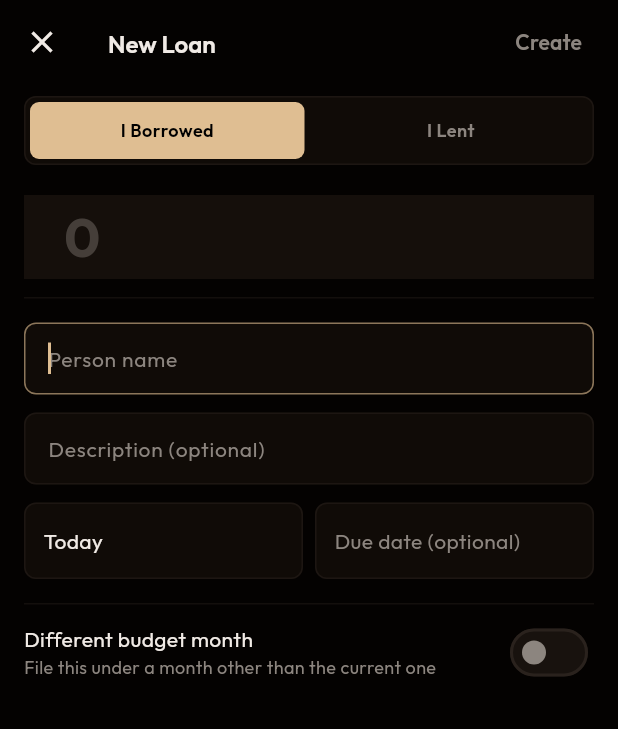
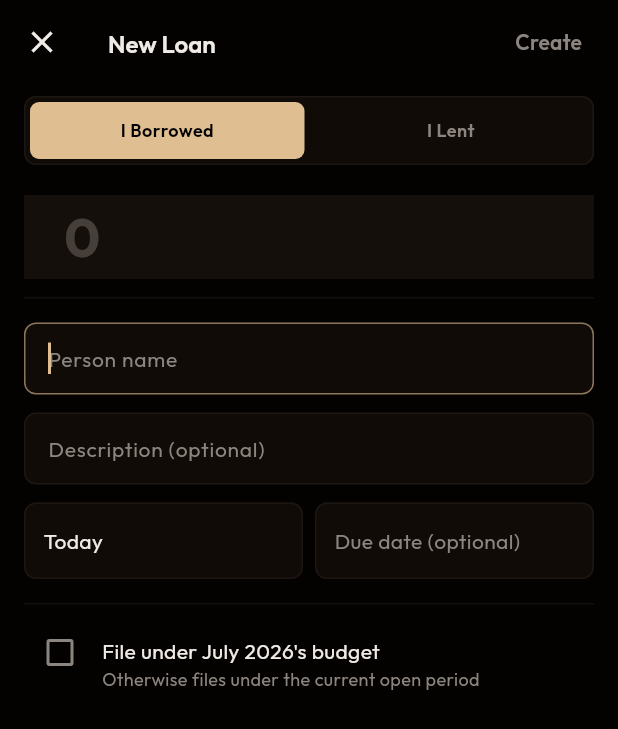
Before and after one commit to aneebbaig/coffer, a Flutter app: the QuickAddLoanPage screen opened by its route, on a phone screen of 412 x 824 dp. Shown: the top 729 px of the screen. Run offline on Flutter 3.47's test engine with Material 3 defaults, Android fonts, the phone set to English and light mode, and no system bars; drawn by our look-alikes of toastification; our stand-ins replace connectivity_plus, dio, flutter_riverpod, flutter_secure_storage, flutter_svg, freezed_annotation and 5 more; missing offline and left inert: home_widget; accounts and stored records are empty; generated files the repository leaves out were written again; network calls fail.

Commit message:
simplify(mobile): budget-period override is now a checkbox, not a picker
A separate month/year picker was more UI than the actual use case needs
- backfilling an old entry into its real budget month. The date field
is already right there, so BudgetPeriodField is now a single checkbox
("File under <date's month>'s budget") that derives the override from
whatever date the user already picked, instead of asking them to pick
it twice.

```diff
--- a/apps/mobile/lib/core/widgets/budget_period_field.dart
+++ b/apps/mobile/lib/core/widgets/budget_period_field.dart
@@ -4,95 +4,55 @@ import 'package:intl/intl.dart';
 import '../theme/app_colors.dart';
 import '../theme/app_text_styles.dart';
 
-/// Optional budget-month override, mirroring the web app's BudgetPeriodOverride.
-/// When [month]/[year] are null, the transaction is filed under the server's
-/// current open budget period (the default, no override sent).
+/// Optional budget-period override, derived from the entry's own date field
+/// rather than a separate month/year picker. Unchecked (default): files under
+/// the server's current open budget period. Checked: files under whichever
+/// month/year [date] falls in - the way to backfill an old expense/income/
+/// loan into its actual budget month.
 class BudgetPeriodField extends StatelessWidget {
   const BudgetPeriodField({
-    required this.month,
-    required this.year,
+    required this.date,
+    required this.checked,
     required this.onChanged,
     super.key,
   });
 
-  final int? month;
-  final int? year;
-  final void Function(int? month, int? year) onChanged;
-
-  bool get _enabled => month != null && year != null;
-
-  Future<void> _pick(BuildContext context) async {
-    final initial = _enabled ? DateTime(year!, month!) : DateTime.now();
-    final picked = await showDatePicker(
-      context: context,
-      initialDate: initial,
-      firstDate: DateTime(2020),
-      lastDate: DateTime(2100),
-      initialDatePickerMode: DatePickerMode.year,
-      helpText: 'Pick any day in the target budget month',
-      builder: (ctx, child) => Theme(
-        data: Theme.of(ctx).copyWith(
-          colorScheme: const ColorScheme.dark(
-            primary: AppColors.primary,
-            surface: AppColors.card,
-            onSurface: AppColors.foreground,
-          ),
-        ),
-        child: child!,
-      ),
-    );
-    if (picked != null) onChanged(picked.month, picked.year);
-  }
+  final DateTime date;
+  final bool checked;
+  final void Function(bool checked) onChanged;
 
   @override
-  Widget build(BuildContext context) => Column(
-        crossAxisAlignment: CrossAxisAlignment.start,
-        children: [
-          Row(
-            mainAxisAlignment: MainAxisAlignment.spaceBetween,
-            children: [
-              Expanded(
+  Widget build(BuildContext context) => GestureDetector(
+        onTap: () => onChanged(!checked),
+        behavior: HitTestBehavior.opaque,
+        child: Row(
+          crossAxisAlignment: CrossAxisAlignment.start,
+          children: [
+            Checkbox(
+              value: checked,
+              activeColor: AppColors.primary,
+              onChanged: (v) => onChanged(v ?? false),
+            ),
+            const SizedBox(width: 4),
+            Expanded(
+              child: Padding(
+                padding: const EdgeInsets.only(top: 12),
                 child: Column(
                   crossAxisAlignment: CrossAxisAlignment.start,
                   children: [
-                    const Text('Different budget month', style: AppTextStyles.bodyMedium),
                     Text(
-                      'File this under a month other than the current one',
+                      "File under ${DateFormat('MMMM y').format(date)}'s budget",
+                      style: AppTextStyles.bodyMedium,
+                    ),
+                    Text(
+                      'Otherwise files under the current open period',
                       style: AppTextStyles.bodySmall.copyWith(color: AppColors.mutedForeground),
                     ),
                   ],
                 ),
               ),
-              Switch(
-                value: _enabled,
-                activeTrackColor: AppColors.primary,
-                onChanged: (v) => onChanged(v ? DateTime.now().month : null, v ? DateTime.now().year : null),
-              ),
-            ],
-          ),
-          if (_enabled) ...[
-            const SizedBox(height: 10),
-            GestureDetector(
-              onTap: () => _pick(context),
-              child: Container(
-                padding: const EdgeInsets.symmetric(horizontal: 12, vertical: 14),
-                decoration: BoxDecoration(
-                  color: AppColors.card,
-                  borderRadius: BorderRadius.circular(8),
-                  border: Border.all(color: AppColors.border.withValues(alpha: 0.5)),
-                ),
-                child: Row(
-                  children: [
-                    const Icon(Icons.event_note_outlined, size: 16, color: AppColors.mutedForeground),
-                    const SizedBox(width: 10),
-                    Text(DateFormat('MMMM y').format(DateTime(year!, month!)), style: AppTextStyles.bodyMedium),
-                    const Spacer(),
-                    const Icon(Icons.keyboard_arrow_down, size: 16, color: AppColors.mutedForeground),
-                  ],
-                ),
-              ),
             ),
           ],
-        ],
+        ),
       );
 }
--- a/apps/mobile/lib/features/loans/presentation/pages/quick_add_loan_page.dart
+++ b/apps/mobile/lib/features/loans/presentation/pages/quick_add_loan_page.dart
@@ -27,8 +27,7 @@ class _QuickAddLoanPageState extends ConsumerState<QuickAddLoanPage> {
   String _type = 'RECEIVED';
   DateTime _date = DateTime.now();
   DateTime? _dueDate;
-  int? _budgetMonth;
-  int? _budgetYear;
+  bool _fileUnderDateBudget = false;
   bool _loading = false;
 
   @override
@@ -107,8 +106,8 @@ class _QuickAddLoanPageState extends ConsumerState<QuickAddLoanPage> {
                 ? _descCtrl.text.trim()
                 : null,
             dueDate: _dueDate,
-            budgetMonth: _budgetMonth,
-            budgetYear: _budgetYear,
+            budgetMonth: _fileUnderDateBudget ? _date.month : null,
+            budgetYear: _fileUnderDateBudget ? _date.year : null,
           );
 
       if (!mounted) return;
@@ -278,12 +277,9 @@ class _QuickAddLoanPageState extends ConsumerState<QuickAddLoanPage> {
             const SizedBox(height: 8),
 
             BudgetPeriodField(
-              month: _budgetMonth,
-              year: _budgetYear,
-              onChanged: (m, y) => setState(() {
-                _budgetMonth = m;
-                _budgetYear = y;
-              }),
+              date: _date,
+              checked: _fileUnderDateBudget,
+              onChanged: (v) => setState(() => _fileUnderDateBudget = v),
             ),
           ],
         ),
```
Also changed, not shown: apps/mobile/lib/features/expenses/presentation/pages/quick_add_expense_page.dart (+6 -10 lines), apps/mobile/lib/features/income/presentation/pages/quick_add_income_page.dart (+6 -10 lines), apps/mobile/lib/features/loans/presentation/pages/record_payment_page.dart (+6 -10 lines).
